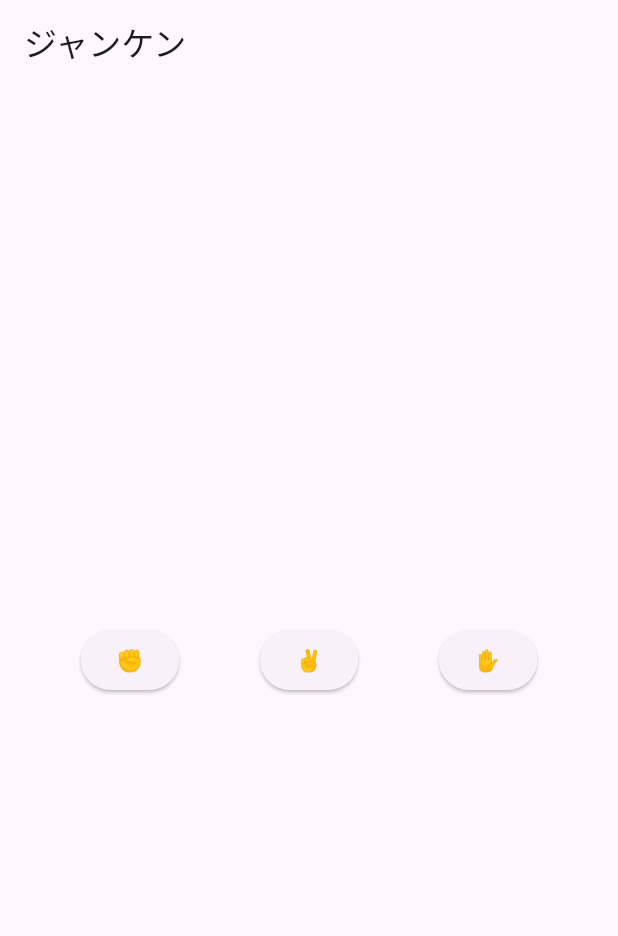
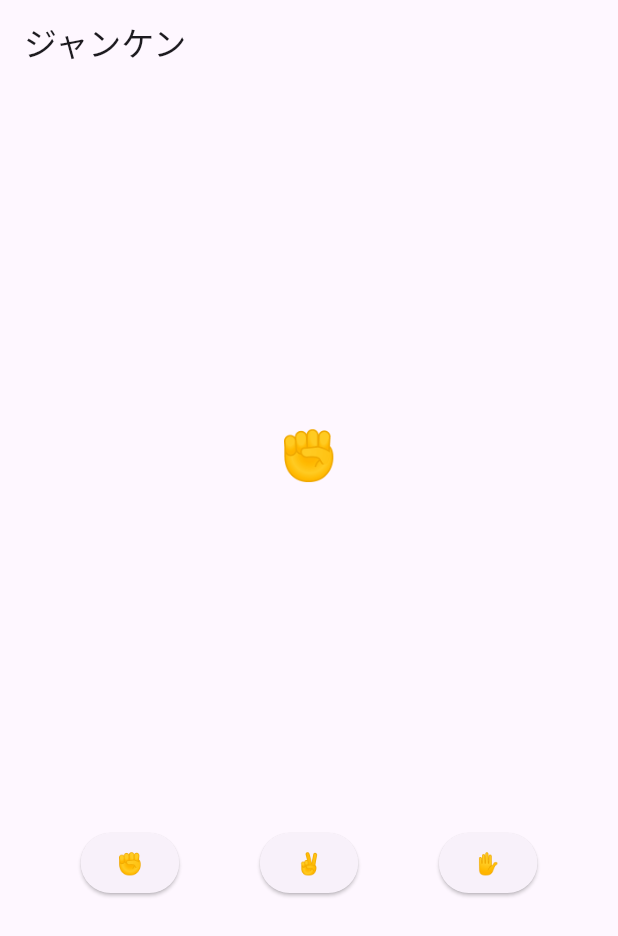
Before and after one commit to dmaruyama-51/flutter-study, a Flutter app: the screen it shows after launch, after a tap on "✊️", on a phone screen of 412 x 824 dp. Shown: the top 936 px of the screen. Run offline on Flutter 3.47's test engine with Material 3 defaults, Android fonts, the phone set to English and light mode, and no system bars.

Commit message:
出し手の選択ができるようにする

```diff
--- a/lib/main.dart
+++ b/lib/main.dart
@@ -27,17 +27,45 @@
 }
 
 class _JankenPageState extends State<JankenPage> {
+  String myHand = '✊️';
+
+  void selectHand(String selectedHand) {
+    myHand = selectedHand;
+    setState(() {});
+  }
+
   @override
   Widget build(BuildContext context) {
     return Scaffold(
       appBar: AppBar(title: Text('ジャンケン')),
       body: Center(
-        child: Row(
+        child: Column(
           mainAxisAlignment: MainAxisAlignment.spaceEvenly,
           children: [
-            ElevatedButton(onPressed: () {}, child: Text('✊️')),
-            ElevatedButton(onPressed: () {}, child: Text('✌️')),
-            ElevatedButton(onPressed: () {}, child: Text('✋️')),
+            Text(myHand, style: TextStyle(fontSize: 32)),
+            Row(
+              mainAxisAlignment: MainAxisAlignment.spaceEvenly,
+              children: [
+                ElevatedButton(
+                  onPressed: () {
+                    selectHand('✊️');
+                  },
+                  child: Text('✊️'),
+                ),
+                ElevatedButton(
+                  onPressed: () {
+                    selectHand('✌️');
+                  },
+                  child: Text('✌️'),
+                ),
+                ElevatedButton(
+                  onPressed: () {
+                    selectHand('✋️');
+                  },
+                  child: Text('✋️'),
+                ),
+              ],
+            ),
           ],
         ),
       ),
```
